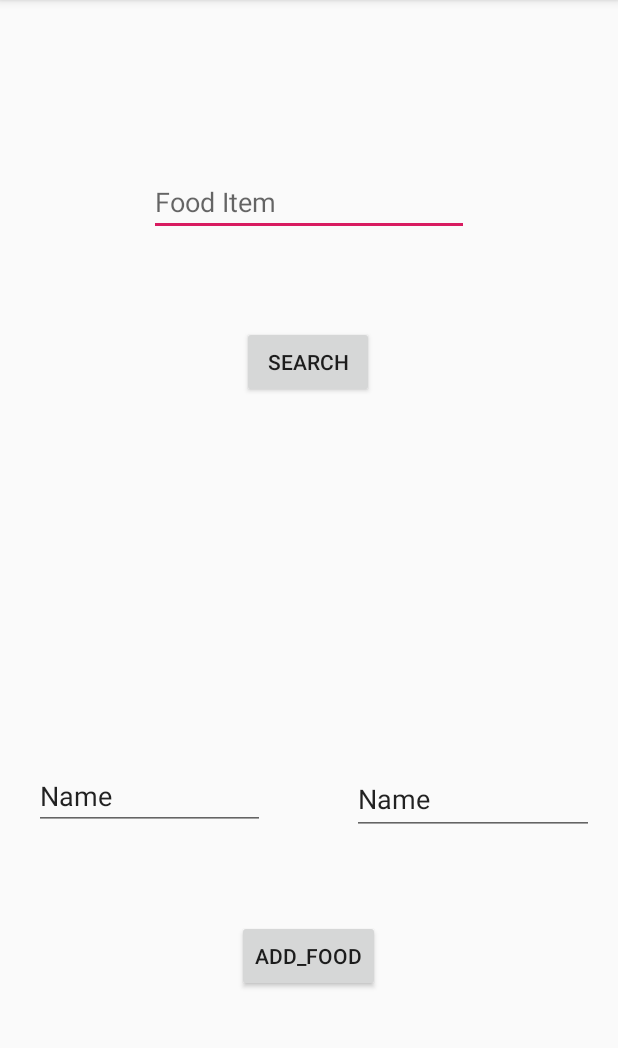
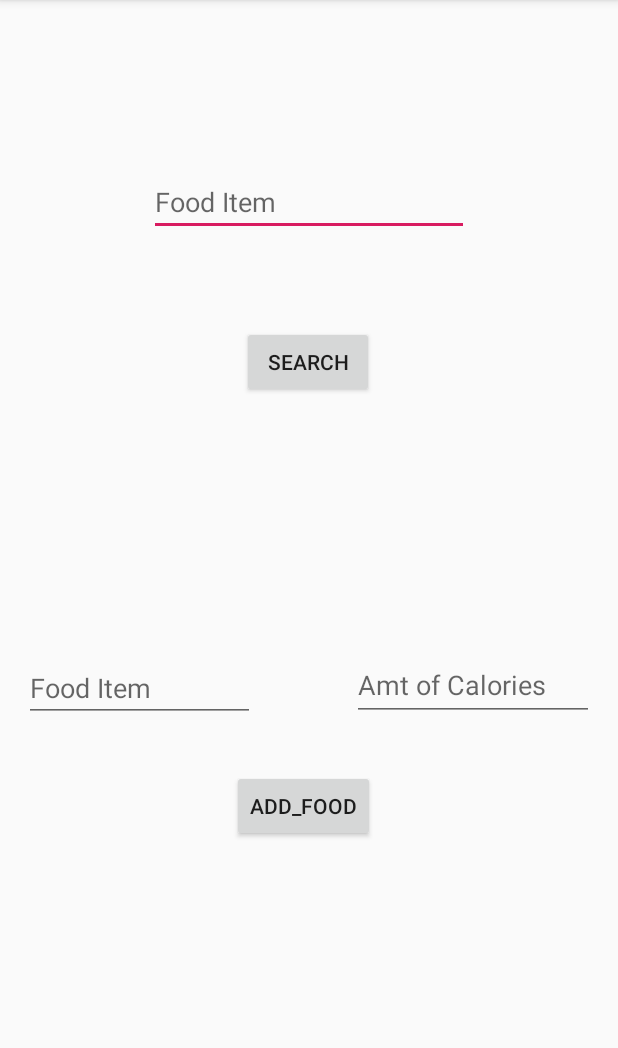
Before and after one commit to budgy11/ProjectHave2Eat, an Android app: the Calories screen opened directly, with no data from a screen before it, after a tap on "ADD_FOOD", on a phone screen of 412 x 824 dp, the part 84-1132 px from its top. Run offline under Robolectric (Android 15) with nearby library versions, the phone set to English and light mode, and no system bars.

Commit message:
Allowed input into hashmap containing calories

```diff
--- a/app/src/main/java/com/example/projecthave2eat/Calories.java
+++ b/app/src/main/java/com/example/projecthave2eat/Calories.java
@@ -85,6 +85,7 @@ public class Calories extends AppCompatActivity {
             public void onClick(View v) {
                 String FoodAdd = foodAdd.getText().toString();
                 String calAdd = calorieAdd.getText().toString();
+                Toast.makeText(getApplicationContext(), FoodAdd + "has been added with " + calAdd + "calories", Toast.LENGTH_LONG).show();
 
                 caloriesMap.put(FoodAdd,calAdd);
             }
--- a/app/src/main/res/layout/activity_calories.xml
+++ b/app/src/main/res/layout/activity_calories.xml
@@ -45,12 +45,12 @@
         android:id="@+id/foodAdd"
         android:layout_width="154dp"
         android:layout_height="44dp"
-        android:layout_marginTop="96dp"
+        android:layout_marginTop="24dp"
         android:ems="10"
+        android:hint="Food Item"
         android:inputType="textPersonName"
-        android:text="Name"
         app:layout_constraintEnd_toStartOf="@+id/calorieAdd"
-        app:layout_constraintHorizontal_bias="0.28"
+        app:layout_constraintHorizontal_bias="0.2"
         app:layout_constraintStart_toStartOf="parent"
         app:layout_constraintTop_toBottomOf="@+id/calorieView" />
 
@@ -58,12 +58,12 @@
         android:id="@+id/calorieAdd"
         android:layout_width="161dp"
         android:layout_height="47dp"
-        android:layout_marginTop="96dp"
+        android:layout_marginTop="20dp"
         android:layout_marginEnd="16dp"
         android:layout_marginRight="16dp"
         android:ems="10"
+        android:hint="Amt of Calories"
         android:inputType="textPersonName"
-        android:text="Name"
         app:layout_constraintEnd_toEndOf="parent"
         app:layout_constraintTop_toBottomOf="@+id/calorieView" />
 
@@ -71,10 +71,10 @@
         android:id="@+id/AddFood"
         android:layout_width="wrap_content"
         android:layout_height="wrap_content"
-        android:layout_marginTop="200dp"
+        android:layout_marginTop="100dp"
         android:text="add_Food"
         app:layout_constraintEnd_toEndOf="parent"
-        app:layout_constraintHorizontal_bias="0.498"
+        app:layout_constraintHorizontal_bias="0.488"
         app:layout_constraintStart_toStartOf="parent"
         app:layout_constraintTop_toBottomOf="@+id/calorieView" />
 
```
